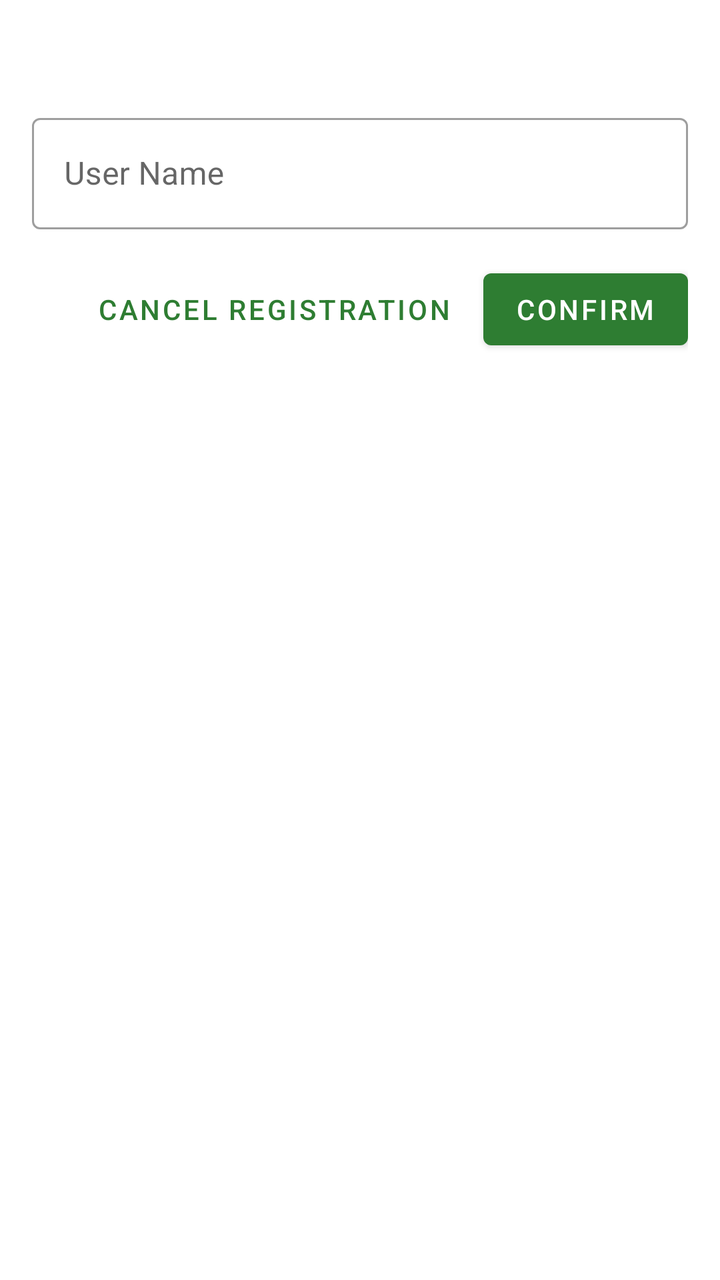
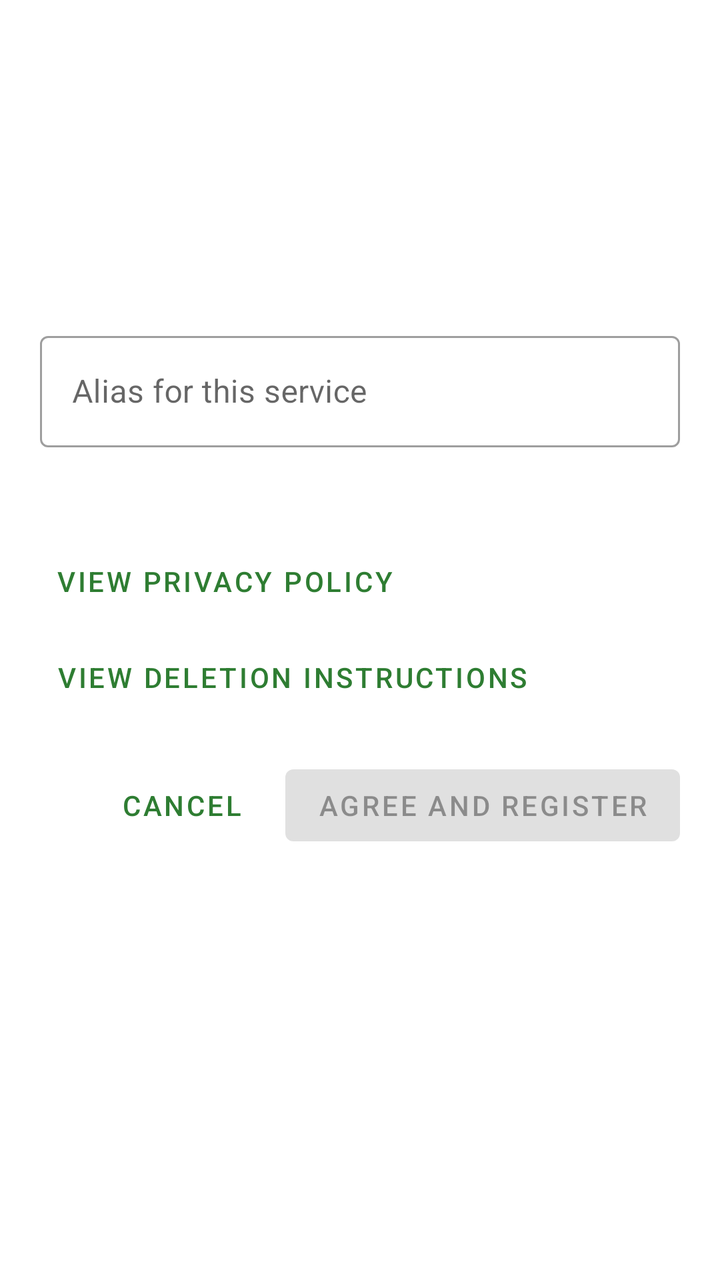

An Android layout rendered at two revisions. The XML below is the earlier revision; the diff shows what the commit changed to produce the second picture.
<!-- AndroidManifest.xml: application theme Theme.AndroidAuth -->
<!-- res/layout/dialog_registration.xml -->
<?xml version="1.0" encoding="utf-8"?>
<LinearLayout xmlns:android="http://schemas.android.com/apk/res/android"
    android:layout_width="match_parent"
    android:layout_height="wrap_content"
    android:orientation="vertical"
    android:padding="16dp">

    <TextView
        android:id="@+id/readerInfoText"
        android:layout_width="match_parent"
        android:layout_height="wrap_content"
        android:textSize="16sp"
        android:layout_marginBottom="16dp"/>

    <com.google.android.material.textfield.TextInputLayout
        android:layout_width="match_parent"
        android:layout_height="wrap_content"
        android:hint="@string/registration_user_name_hint"
        style="@style/Widget.MaterialComponents.TextInputLayout.OutlinedBox">

        <com.google.android.material.textfield.TextInputEditText
            android:id="@+id/userNameInput"
            android:layout_width="match_parent"
            android:layout_height="wrap_content"
            android:inputType="textPersonName"
            android:maxLines="1"/>

    </com.google.android.material.textfield.TextInputLayout>

    <TextView
        android:id="@+id/statusText"
        android:layout_width="match_parent"
        android:layout_height="wrap_content"
        android:layout_marginTop="16dp"
        android:textSize="14sp"
        android:visibility="gone"/>

    <LinearLayout
        android:layout_width="match_parent"
        android:layout_height="wrap_content"
        android:orientation="horizontal"
        android:layout_marginTop="16dp"
        android:gravity="end">

        <com.google.android.material.button.MaterialButton
            android:id="@+id/cancelButton"
            style="@style/Widget.MaterialComponents.Button.TextButton"
            android:layout_width="wrap_content"
            android:layout_height="wrap_content"
            android:text="@string/registration_button_cancel"
            android:layout_marginEnd="8dp"/>

        <com.google.android.material.button.MaterialButton
            android:id="@+id/confirmButton"
            android:layout_width="wrap_content"
            android:layout_height="wrap_content"
            android:text="@string/registration_button_confirm"/>

    </LinearLayout>

</LinearLayout>
<!-- resources referenced by this layout -->
<resources>
  <string name="registration_button_cancel">Cancel Registration</string>
  <string name="registration_button_confirm">Confirm</string>
  <string name="registration_user_name_hint">User Name</string>
  <style name="Theme.AndroidAuth" parent="Theme.MaterialComponents.DayNight.DarkActionBar">
          
          <item name="colorPrimary">@color/primary</item>
          <item name="colorPrimaryVariant">@color/primary_dark</item>
          <item name="colorOnPrimary">@color/white</item>
          <item name="colorSecondary">@color/accent</item>
          <item name="colorSecondaryVariant">@color/primary_dark</item>
          <item name="colorOnSecondary">@color/white</item>
          <item name="android:statusBarColor">?attr/colorPrimaryVariant</item>
          <item name="colorControlHighlight">@color/ripple</item>
      </style>
  <color name="primary">#2E7D32</color>
  <color name="primary_dark">#1B5E20</color>
  <color name="white">#FFFFFF</color>
  <color name="accent">#4CAF50</color>
  <color name="ripple">#1A2E7D32</color>
</resources>

<!-- the commit's change to res/layout/dialog_registration.xml (unified diff, before → after) -->
@@ -1,61 +1,120 @@
 <?xml version="1.0" encoding="utf-8"?>
-<LinearLayout xmlns:android="http://schemas.android.com/apk/res/android"
+<ScrollView xmlns:android="http://schemas.android.com/apk/res/android"
     android:layout_width="match_parent"
     android:layout_height="wrap_content"
-    android:orientation="vertical"
-    android:padding="16dp">
-
-    <TextView
-        android:id="@+id/readerInfoText"
-        android:layout_width="match_parent"
-        android:layout_height="wrap_content"
-        android:textSize="16sp"
-        android:layout_marginBottom="16dp"/>
-
-    <com.google.android.material.textfield.TextInputLayout
-        android:layout_width="match_parent"
-        android:layout_height="wrap_content"
-        android:hint="@string/registration_user_name_hint"
-        style="@style/Widget.MaterialComponents.TextInputLayout.OutlinedBox">
-
-        <com.google.android.material.textfield.TextInputEditText
-            android:id="@+id/userNameInput"
-            android:layout_width="match_parent"
-            android:layout_height="wrap_content"
-            android:inputType="textPersonName"
-            android:maxLines="1"/>
-
-    </com.google.android.material.textfield.TextInputLayout>
-
-    <TextView
-        android:id="@+id/statusText"
-        android:layout_width="match_parent"
-        android:layout_height="wrap_content"
-        android:layout_marginTop="16dp"
-        android:textSize="14sp"
-        android:visibility="gone"/>
+    android:fillViewport="true">
 
     <LinearLayout
         android:layout_width="match_parent"
         android:layout_height="wrap_content"
-        android:orientation="horizontal"
-        android:layout_marginTop="16dp"
-        android:gravity="end">
+        android:orientation="vertical"
+        android:padding="20dp">
+
+        <TextView
+            android:id="@+id/registrationTitleText"
+            android:layout_width="match_parent"
+            android:layout_height="wrap_content"
+            android:textSize="20sp"
+            android:textStyle="bold" />
+
+        <TextView
+            android:id="@+id/recipientText"
+            android:layout_width="match_parent"
+            android:layout_height="wrap_content"
+            android:layout_marginTop="12dp"
+            android:textSize="15sp" />
+
+        <TextView
+            android:id="@+id/verificationText"
+            android:layout_width="match_parent"
+            android:layout_height="wrap_content"
+            android:layout_marginTop="12dp"
+            android:textSize="14sp"
+            android:textStyle="bold" />
+
+        <TextView
+            android:id="@+id/changeWarningText"
+            android:layout_width="match_parent"
+            android:layout_height="wrap_content"
+            android:layout_marginTop="12dp"
+            android:textColor="@android:color/holo_orange_dark"
+            android:textStyle="bold"
+            android:visibility="gone" />
+
+        <TextView
+            android:id="@+id/requestedDataText"
+            android:layout_width="match_parent"
+            android:layout_height="wrap_content"
+            android:layout_marginTop="16dp"
+            android:textSize="15sp" />
+
+        <com.google.android.material.textfield.TextInputLayout
+            android:id="@+id/aliasInputLayout"
+            style="@style/Widget.MaterialComponents.TextInputLayout.OutlinedBox"
+            android:layout_width="match_parent"
+            android:layout_height="wrap_content"
+            android:layout_marginTop="16dp"
+            android:hint="@string/registration_alias_hint">
+
+            <com.google.android.material.textfield.TextInputEditText
+                android:layout_width="match_parent"
+                android:layout_height="wrap_content"
+                android:inputType="text"
+                android:maxLength="200"
+                android:maxLines="1" />
+        </com.google.android.material.textfield.TextInputLayout>
+
+        <TextView
+            android:id="@+id/encryptionText"
+            android:layout_width="match_parent"
+            android:layout_height="wrap_content"
+            android:layout_marginTop="16dp"
+            android:textSize="14sp" />
 
         <com.google.android.material.button.MaterialButton
-            android:id="@+id/cancelButton"
+            android:id="@+id/privacyPolicyButton"
             style="@style/Widget.MaterialComponents.Button.TextButton"
             android:layout_width="wrap_content"
             android:layout_height="wrap_content"
-            android:text="@string/registration_button_cancel"
-            android:layout_marginEnd="8dp"/>
+            android:layout_marginTop="8dp"
+            android:text="@string/registration_view_privacy_policy" />
 
         <com.google.android.material.button.MaterialButton
-            android:id="@+id/confirmButton"
+            android:id="@+id/deletionButton"
+            style="@style/Widget.MaterialComponents.Button.TextButton"
             android:layout_width="wrap_content"
             android:layout_height="wrap_content"
-            android:text="@string/registration_button_confirm"/>
+            android:text="@string/registration_view_deletion_instructions" />
 
+        <TextView
+            android:id="@+id/statusText"
+            android:layout_width="match_parent"
+            android:layout_height="wrap_content"
+            android:layout_marginTop="12dp"
+            android:textSize="14sp"
+            android:visibility="gone" />
+
+        <LinearLayout
+            android:layout_width="match_parent"
+            android:layout_height="wrap_content"
+            android:layout_marginTop="16dp"
+            android:gravity="end"
+            android:orientation="horizontal">
+
+            <com.google.android.material.button.MaterialButton
+                android:id="@+id/cancelButton"
+                style="@style/Widget.MaterialComponents.Button.TextButton"
+                android:layout_width="wrap_content"
+                android:layout_height="wrap_content"
+                android:layout_marginEnd="8dp"
+                android:text="@string/dialog_button_cancel" />
+
+            <com.google.android.material.button.MaterialButton
+                android:id="@+id/confirmButton"
+                android:layout_width="wrap_content"
+                android:layout_height="wrap_content"
+                android:enabled="false"
+                android:text="@string/registration_button_agree" />
+        </LinearLayout>
     </LinearLayout>
-
-</LinearLayout>
+</ScrollView>
<!-- resource entries referenced after the edit -->
@@ -1,8 +1,10 @@
 <!-- resources referenced by this layout -->
 <resources>
-  <string name="registration_button_cancel">Cancel Registration</string>
-  <string name="registration_button_confirm">Confirm</string>
-  <string name="registration_user_name_hint">User Name</string>
+  <string name="dialog_button_cancel">Cancel</string>
+  <string name="registration_alias_hint">Alias for this service</string>
+  <string name="registration_button_agree">Agree and register</string>
+  <string name="registration_view_deletion_instructions">View deletion instructions</string>
+  <string name="registration_view_privacy_policy">View privacy policy</string>
   <style name="Theme.AndroidAuth" parent="Theme.MaterialComponents.DayNight.DarkActionBar">
           
           <item name="colorPrimary">@color/primary</item>
